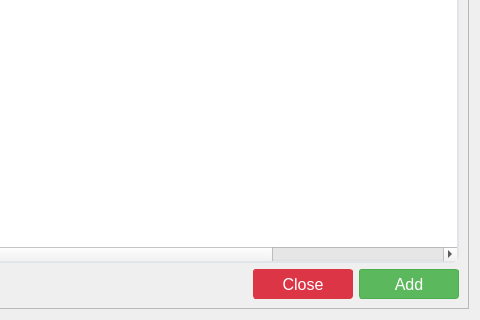
Qt form ui/pending_transactions_dialog.ui (michael-halim/pos) before a commit; both pictures show x 880 to 1360 and y 540 to 860 of the 1360 by 860 pixel window.
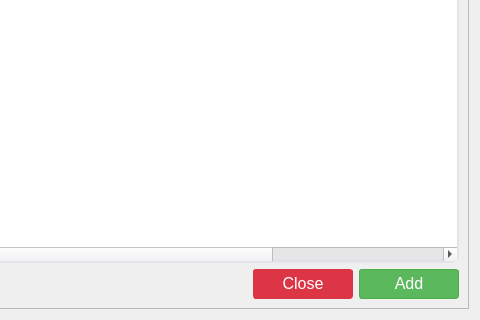
The same form after that commit. Icons and pictures are not drawn.

Commit message: Patch#37: Added Logs - Added Logs for Products - Added Logs for Suppliers - Added Logs for Categories - Added Logs for Transactions - Added Logs for Users - Added or Update Icon Size

What changed in the file:
```diff
--- a/ui/pending_transactions_dialog.ui
+++ b/ui/pending_transactions_dialog.ui
@@ -259,6 +259,7 @@
     border-radius: 3px;
     margin: 0.25rem;
 	opacity: 0.55;
+	padding-bottom:2px;
 
 }
 </string>
@@ -768,8 +769,8 @@
             </property>
             <property name="iconSize">
              <size>
-              <width>14</width>
-              <height>14</height>
+              <width>12</width>
+              <height>12</height>
              </size>
             </property>
            </widget>
@@ -813,8 +814,8 @@
             </property>
             <property name="iconSize">
              <size>
-              <width>18</width>
-              <height>18</height>
+              <width>14</width>
+              <height>14</height>
              </size>
             </property>
            </widget>
```
The commit also changes 32 other files.
